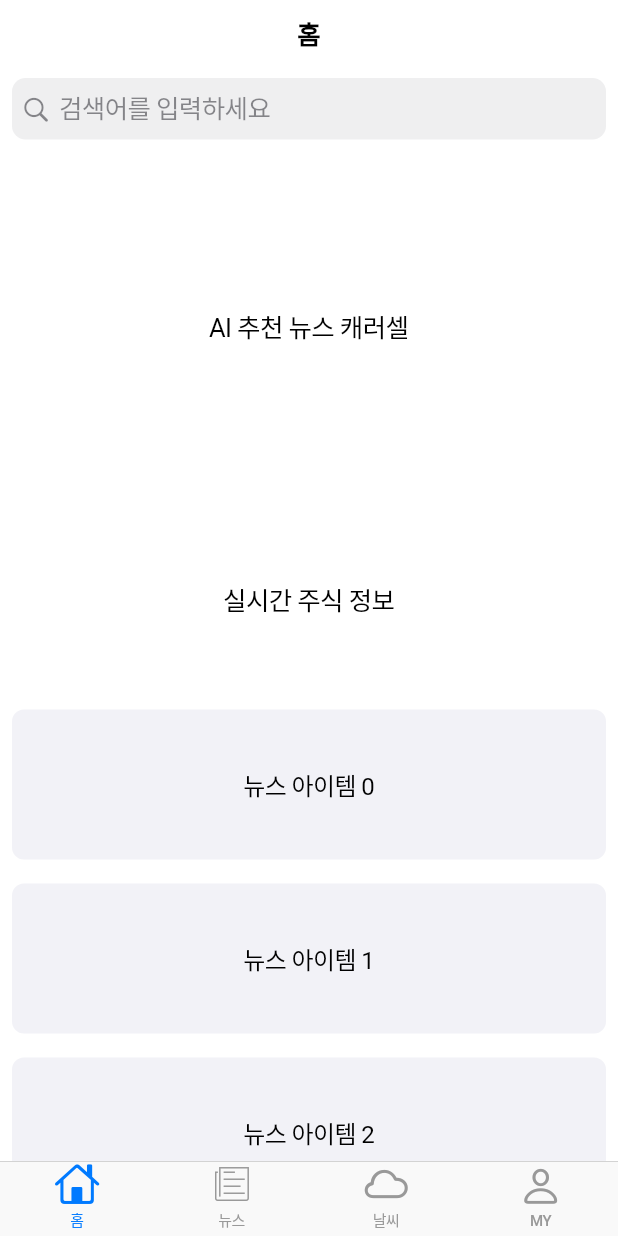
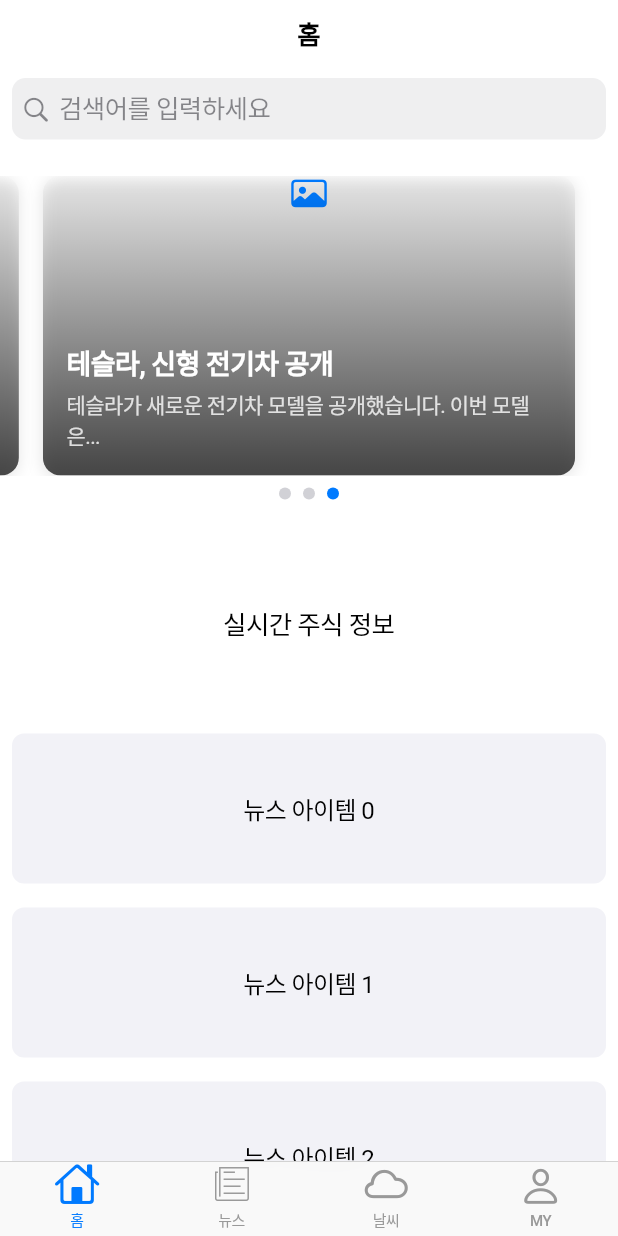
Before and after one commit to theFrostBurn/FFBC_challenge4, a Flutter app: the screen it shows after launch, on a phone screen of 412 x 824 dp. Run offline on Flutter 3.47's test engine with Material 3 defaults, Android fonts, the phone set to English and light mode, and no system bars; drawn by our look-alikes of cached_network_image; network calls fail.

Commit message:
홈 탭 뉴스 캐러셀 구현

```diff
--- /dev/null
+++ b/lib/features/home/domain/models/news_item.dart
@@ -0,0 +1,15 @@
+class NewsItem {
+  final String id;
+  final String title;
+  final String description;
+  final String imageUrl;
+  final DateTime publishedAt;
+
+  const NewsItem({
+    required this.id,
+    required this.title,
+    required this.description,
+    required this.imageUrl,
+    required this.publishedAt,
+  });
+}
--- a/lib/features/home/presentation/screens/home_screen.dart
+++ b/lib/features/home/presentation/screens/home_screen.dart
@@ -1,4 +1,5 @@
 import 'package:flutter/cupertino.dart';
+import '../widgets/news_carousel.dart';
 
 class HomeScreen extends StatelessWidget {
   const HomeScreen({super.key});
@@ -27,12 +28,7 @@ class HomeScreen extends StatelessWidget {
             const SliverToBoxAdapter(
               child: Padding(
                 padding: EdgeInsets.symmetric(vertical: 16.0),
-                child: SizedBox(
-                  height: 200,
-                  child: Center(
-                    child: Text('AI 추천 뉴스 캐러셀'),
-                  ),
-                ),
+                child: NewsCarousel(),
               ),
             ),
 
--- /dev/null
+++ b/lib/features/home/presentation/widgets/news_carousel.dart
@@ -0,0 +1,199 @@
+import 'package:flutter/cupertino.dart';
+import 'package:cached_network_image/cached_network_image.dart';
+import '../../domain/models/news_item.dart';
+
+class NewsCarousel extends StatefulWidget {
+  const NewsCarousel({super.key});
+
+  @override
+  State<NewsCarousel> createState() => _NewsCarouselState();
+}
+
+class _NewsCarouselState extends State<NewsCarousel> {
+  final PageController _pageController = PageController(viewportFraction: 0.9);
+  int _currentPage = 0;
+
+  // 임시 데이터
+  final List<NewsItem> _newsItems = [
+    NewsItem(
+      id: '1',
+      title: '애플, 새로운 AI 기술 발표',
+      description: '애플이 혁신적인 AI 기술을 공개했습니다. 이번 기술은...',
+      imageUrl: 'https://picsum.photos/800/400',
+      publishedAt: DateTime.now(),
+    ),
+    NewsItem(
+      id: '2',
+      title: '삼성전자, 새로운 폴더블폰 출시 예정',
+      description: '삼성전자가 혁신적인 폴더블 스마트폰을 출시할 예정입니다...',
+      imageUrl: 'https://picsum.photos/800/400?random=1',
+      publishedAt: DateTime.now(),
+    ),
+    NewsItem(
+      id: '3',
+      title: '테슬라, 신형 전기차 공개',
+      description: '테슬라가 새로운 전기차 모델을 공개했습니다. 이번 모델은...',
+      imageUrl: 'https://picsum.photos/800/400?random=2',
+      publishedAt: DateTime.now(),
+    ),
+  ];
+
+  @override
+  void initState() {
+    super.initState();
+    // 자동 슬라이드 설정
+    Future.delayed(const Duration(seconds: 1), () {
+      _startAutoSlide();
+    });
+  }
+
+  void _startAutoSlide() {
+    Future.delayed(const Duration(seconds: 3), () {
+      if (mounted) {
+        final nextPage = (_currentPage + 1) % _newsItems.length;
+        _pageController.animateToPage(
+          nextPage,
+          duration: const Duration(milliseconds: 500),
+          curve: Curves.easeInOut,
+        );
+        _startAutoSlide();
+      }
+    });
+  }
+
+  @override
+  Widget build(BuildContext context) {
+    return Column(
+      children: [
+        SizedBox(
+          height: 200,
+          child: PageView.builder(
+            controller: _pageController,
+            onPageChanged: (int page) {
+              setState(() {
+                _currentPage = page;
+              });
+            },
+            itemCount: _newsItems.length,
+            itemBuilder: (context, index) {
+              return Padding(
+                padding: const EdgeInsets.symmetric(horizontal: 8.0),
+                child: NewsCard(newsItem: _newsItems[index]),
+              );
+            },
+          ),
+        ),
+        const SizedBox(height: 8),
+        // 페이지 인디케이터
+        Row(
+          mainAxisAlignment: MainAxisAlignment.center,
+          children: List.generate(
+            _newsItems.length,
+            (index) => Container(
+              margin: const EdgeInsets.symmetric(horizontal: 4),
+              width: 8,
+              height: 8,
+              decoration: BoxDecoration(
+                shape: BoxShape.circle,
+                color: _currentPage == index
+                    ? CupertinoColors.activeBlue
+                    : CupertinoColors.systemGrey4,
+              ),
+            ),
+          ),
+        ),
+      ],
+    );
+  }
+
+  @override
+  void dispose() {
+    _pageController.dispose();
+    super.dispose();
+  }
+}
+
+class NewsCard extends StatelessWidget {
+  final NewsItem newsItem;
+
+  const NewsCard({super.key, required this.newsItem});
+
+  @override
+  Widget build(BuildContext context) {
+    return Container(
+      decoration: BoxDecoration(
+        borderRadius: BorderRadius.circular(12),
+        boxShadow: [
+          BoxShadow(
+            color: CupertinoColors.black.withOpacity(0.1),
+            blurRadius: 8,
+            offset: const Offset(0, 2),
+          ),
+        ],
+      ),
+      child: ClipRRect(
+        borderRadius: BorderRadius.circular(12),
+        child: Stack(
+          children: [
+            // 이미지
+            CachedNetworkImage(
+              imageUrl: newsItem.imageUrl,
+              fit: BoxFit.cover,
+              width: double.infinity,
+              placeholder: (context, url) => Container(
+                color: CupertinoColors.systemGrey5,
+                child: const Center(
+                  child: CupertinoActivityIndicator(),
+                ),
+              ),
+              errorWidget: (context, url, error) =>
+                  const Icon(CupertinoIcons.photo),
+            ),
+            // 그라데이션 오버레이
+            Container(
+              decoration: BoxDecoration(
+                gradient: LinearGradient(
+                  begin: Alignment.topCenter,
+                  end: Alignment.bottomCenter,
+                  colors: [
+                    CupertinoColors.black.withOpacity(0),
+                    CupertinoColors.black.withOpacity(0.7),
+                  ],
+                ),
+              ),
+            ),
+            // 텍스트
+            Positioned(
+              left: 16,
+              right: 16,
+              bottom: 16,
+              child: Column(
+                crossAxisAlignment: CrossAxisAlignment.start,
+                children: [
+                  Text(
+                    newsItem.title,
+                    style: const TextStyle(
+                      color: CupertinoColors.white,
+                      fontSize: 18,
+                      fontWeight: FontWeight.bold,
+                    ),
+                  ),
+                  const SizedBox(height: 4),
+                  Text(
+                    newsItem.description,
+                    style: TextStyle(
+                      color: CupertinoColors.white.withOpacity(0.8),
+                      fontSize: 14,
+                    ),
+                    maxLines: 2,
+                    overflow: TextOverflow.ellipsis,
+                  ),
+                ],
+              ),
+            ),
+          ],
+        ),
+      ),
+    );
+  }
+}
```
Also changed, not shown: 1 other file.
